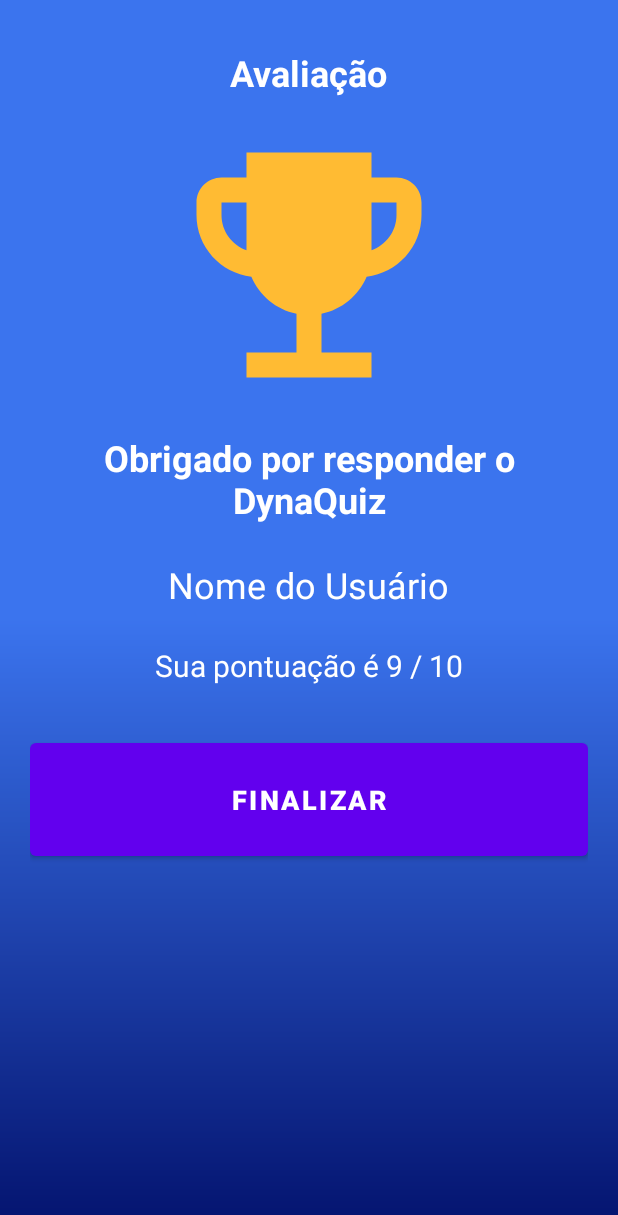
After one commit to wagmattei/DinaQuizz, an Android app: the QuizResultActivity screen opened directly, with no data from a screen before it, on a phone screen of 412 x 824 dp. The commit adds this screen. Shown: the top 1215 px of the screen. Run offline under Robolectric (Android 15) with nearby library versions, the phone set to English and light mode, and no system bars.

Commit message:
feat: created Result screen

```diff
--- a/app/src/main/AndroidManifest.xml
+++ b/app/src/main/AndroidManifest.xml
@@ -9,6 +9,9 @@
         android:roundIcon="@mipmap/ic_launcher_round"
         android:supportsRtl="true"
         android:theme="@style/Theme.DynaQuiz">
+        <activity
+            android:name=".ui.quizresult.QuizResultActivity"
+            android:exported="false" />
         <activity
             android:name=".ui.quizquestion.QuizzQuestionActivity"
             android:exported="false" />
--- a/app/src/main/java/com/wagmattei/dynaquiz/ui/quizquestion/QuizzQuestionActivity.kt
+++ b/app/src/main/java/com/wagmattei/dynaquiz/ui/quizquestion/QuizzQuestionActivity.kt
@@ -1,12 +1,22 @@
 package com.wagmattei.dynaquiz.ui.quizquestion
 
+import android.content.Intent
 import androidx.appcompat.app.AppCompatActivity
 import android.os.Bundle
 import com.wagmattei.dynaquiz.R
+import com.wagmattei.dynaquiz.ui.quizresult.QuizResultActivity
+import kotlinx.android.synthetic.main.activity_quizz_question.*
 
 class QuizzQuestionActivity : AppCompatActivity() {
     override fun onCreate(savedInstanceState: Bundle?) {
         super.onCreate(savedInstanceState)
         setContentView(R.layout.activity_quizz_question)
+
+        // Only for teste
+        btn_sendAnswer.setOnClickListener{
+            startActivity(Intent(this, QuizResultActivity::class.java))
+            finish()
+        }
+
     }
 }
--- /dev/null
+++ b/app/src/main/java/com/wagmattei/dynaquiz/ui/quizresult/QuizResultActivity.kt
@@ -0,0 +1,15 @@
+package com.wagmattei.dynaquiz.ui.quizresult
+
+import android.content.Intent
+import androidx.appcompat.app.AppCompatActivity
+import android.os.Bundle
+import com.wagmattei.dynaquiz.R
+import kotlinx.android.synthetic.main.activity_quizz_question.*
+
+class QuizResultActivity : AppCompatActivity() {
+    override fun onCreate(savedInstanceState: Bundle?) {
+        super.onCreate(savedInstanceState)
+        setContentView(R.layout.activity_quiz_result)
+
+    }
+}
--- /dev/null
+++ b/app/src/main/res/drawable/ic_trophy.xml
@@ -0,0 +1,11 @@
+<vector xmlns:android="http://schemas.android.com/apk/res/android"
+    android:width="24dp"
+    android:height="24dp"
+    android:tint="@android:color/holo_orange_light"
+    android:viewportWidth="24"
+    android:viewportHeight="24">
+
+    <path
+        android:fillColor="@android:color/white"
+        android:pathData="M19,5h-2V3H7v2H5C3.9,5 3,5.9 3,7v1c0,2.55 1.92,4.63 4.39,4.94c0.63,1.5 1.98,2.63 3.61,2.96V19H7v2h10v-2h-4v-3.1c1.63,-0.33 2.98,-1.46 3.61,-2.96C19.08,12.63 21,10.55 21,8V7C21,5.9 20.1,5 19,5zM5,8V7h2v3.82C5.84,10.4 5,9.3 5,8zM19,8c0,1.3 -0.84,2.4 -2,2.82V7h2V8z" />
+</vector>
--- /dev/null
+++ b/app/src/main/res/layout/activity_quiz_result.xml
@@ -0,0 +1,72 @@
+<?xml version="1.0" encoding="utf-8"?>
+<LinearLayout xmlns:android="http://schemas.android.com/apk/res/android"
+    xmlns:app="http://schemas.android.com/apk/res-auto"
+    xmlns:tools="http://schemas.android.com/tools"
+    android:layout_width="match_parent"
+    android:layout_height="match_parent"
+    android:background="@drawable/background"
+    android:gravity="center_horizontal"
+    android:orientation="vertical"
+    android:padding="20dp"
+    tools:context=".ui.quizresult.QuizResultActivity">
+
+    <TextView
+        android:id="@+id/tv_result"
+        android:layout_width="wrap_content"
+        android:layout_height="wrap_content"
+        android:layout_margin="12dp"
+        android:layout_marginTop="20dp"
+        android:text="@string/results_title"
+        android:textColor="@color/white"
+        android:textSize="24sp"
+        android:textStyle="bold" />
+
+    <ImageView
+        android:layout_width="wrap_content"
+        android:layout_height="wrap_content"
+        android:contentDescription="image"
+        android:minWidth="200dp"
+        android:minHeight="200dp"
+        android:src="@drawable/ic_trophy"
+        />
+
+    <TextView
+        android:id="@+id/tv_congratulations"
+        android:layout_width="wrap_content"
+        android:layout_height="wrap_content"
+        android:layout_margin="12dp"
+        android:text="@string/result_thanks"
+        android:textAlignment="center"
+        android:textColor="@color/white"
+        android:textSize="24sp"
+        android:textStyle="bold" />
+
+    <TextView
+        android:id="@+id/tv_loginName"
+        android:layout_width="wrap_content"
+        android:layout_height="wrap_content"
+        android:layout_margin="12dp"
+        android:text="Nome do Usuário"
+        android:textColor="@color/white"
+        android:textSize="24sp" />
+
+    <TextView
+        android:id="@+id/tv_score"
+        android:layout_width="wrap_content"
+        android:layout_height="wrap_content"
+        android:layout_margin="12dp"
+        android:text="Sua pontuação é 9 / 10"
+        android:textColor="@color/white"
+        android:textSize="20sp" />
+
+    <Button
+        android:id="@+id/btn_finish"
+        android:layout_width="match_parent"
+        android:layout_height="wrap_content"
+        android:layout_marginTop="20dp"
+        android:padding="25dp"
+        android:text="Finalizar"
+        android:textColor="@color/white"
+        android:textSize="18sp"
+        android:textStyle="bold" />
+</LinearLayout>
--- a/app/src/main/res/layout/activity_quizz_question.xml
+++ b/app/src/main/res/layout/activity_quizz_question.xml
@@ -136,7 +136,6 @@
                 </RadioGroup>
 
                 <Button
-                    style="@android:style/MediaButton"
                     android:id="@+id/btn_sendAnswer"
                     android:layout_width="match_parent"
                     android:layout_height="wrap_content"
--- a/app/src/main/res/values/strings.xml
+++ b/app/src/main/res/values/strings.xml
@@ -6,4 +6,6 @@
     <string name="login_start">Começar</string>
     <string name="quizzQuestion_send_answer">Enviar Resposta</string>
     <string name="quizQuestion_info_answer">Selecione uma das resposta abaixo</string>
+    <string name="results_title">Avaliação</string>
+    <string name="result_thanks">Obrigado por responder o DynaQuiz</string>
 </resources>
```
